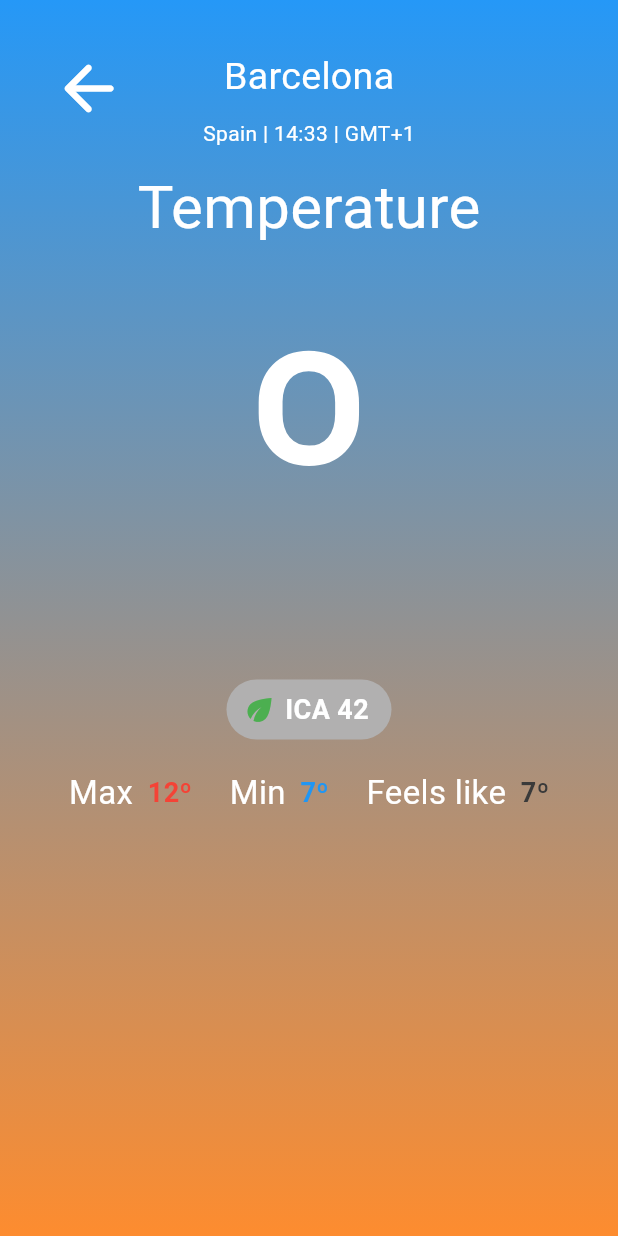
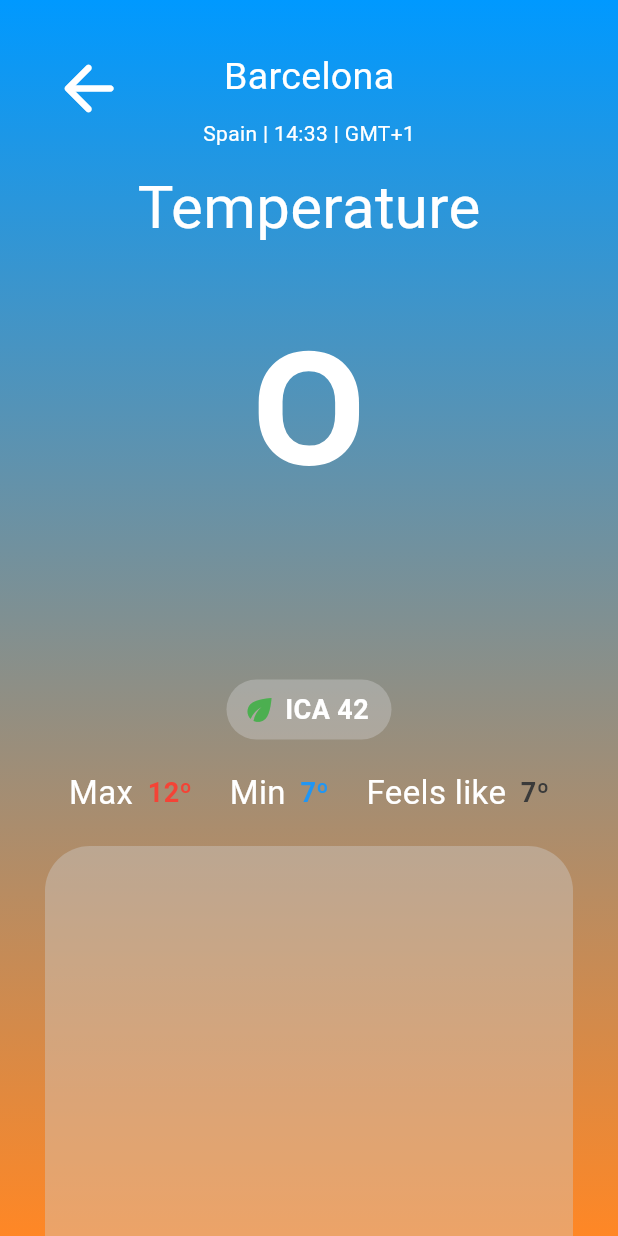
Before and after one commit to Joeltecke25/Weather_App_Viktoria_Games, a Flutter app: the TempScreen screen opened directly with empty values, on a phone screen of 412 x 824 dp. Run offline on Flutter 3.47's test engine with Material 3 defaults, Android fonts, the phone set to English and light mode, and no system bars; network calls fail.

Commit message:
Style for Prediction Box

```diff
--- a/weather_application/weather_application/lib/screens/temperature_screen.dart
+++ b/weather_application/weather_application/lib/screens/temperature_screen.dart
@@ -3,6 +3,8 @@ import 'package:weather_application/widgets/localization_info.dart';
 import 'package:weather_application/widgets/back_button.dart';
 import 'package:weather_application/widgets/ica_box.dart';
 import 'package:weather_application/widgets/temperature_info.dart';
+import 'package:weather_application/widgets/prediction_widget.dart';
+
 
 
 class TempScreen extends StatelessWidget {
@@ -33,8 +35,8 @@ class TempScreen extends StatelessWidget {
             decoration: const BoxDecoration(
               gradient: LinearGradient(
                 colors: [
-                  Color.fromARGB(255, 37, 152, 247),
-                  Color.fromARGB(255, 253, 140, 47),
+                  Color.fromARGB(255, 0, 153, 255),
+                  Color.fromARGB(255, 255, 135, 37),
                 ],
                 begin: Alignment.topCenter,
                 end: Alignment.bottomCenter,
@@ -81,6 +83,8 @@ class TempScreen extends StatelessWidget {
                     InfoRow('Feels like ', '7º', Colors.white, Color.fromARGB(255, 58, 58, 58)),
                   ],
                 ),
+                const SizedBox(height: 20),
+                const PredictionBox(),
               ],
             ),
           ),
--- a/weather_application/weather_application/lib/widgets/ica_box.dart
+++ b/weather_application/weather_application/lib/widgets/ica_box.dart
@@ -9,7 +9,7 @@ class IcaWidget extends StatelessWidget {
       width: 110,
       height: 40,
       decoration: BoxDecoration(
-        color: const Color.fromARGB(255, 177, 176, 176),
+        color: const Color.fromARGB(100, 207, 207, 207),
         borderRadius: BorderRadius.circular(20),
       ),
       child: const Row(
--- a/weather_application/weather_application/lib/widgets/prediction_widget.dart
+++ b/weather_application/weather_application/lib/widgets/prediction_widget.dart
@@ -5,12 +5,17 @@ class PredictionBox extends StatelessWidget {
 
   @override
   Widget build(BuildContext context) {
-    return Container(
-      width: 100,
-      height: 100,
-      decoration: BoxDecoration(
-        color: Colors.grey,
-        borderRadius: BorderRadius.circular(10),
+    double screenWidth = MediaQuery.of(context).size.width;
+
+    return Padding(
+      padding: const EdgeInsets.symmetric(horizontal: 30.0),
+      child: Container(
+        width: screenWidth - 32,
+        height: 420,
+        decoration: BoxDecoration(
+          color: const Color.fromARGB(100, 207, 207, 207),
+          borderRadius: BorderRadius.circular(30),
+        ),
       ),
     );
   }
```
